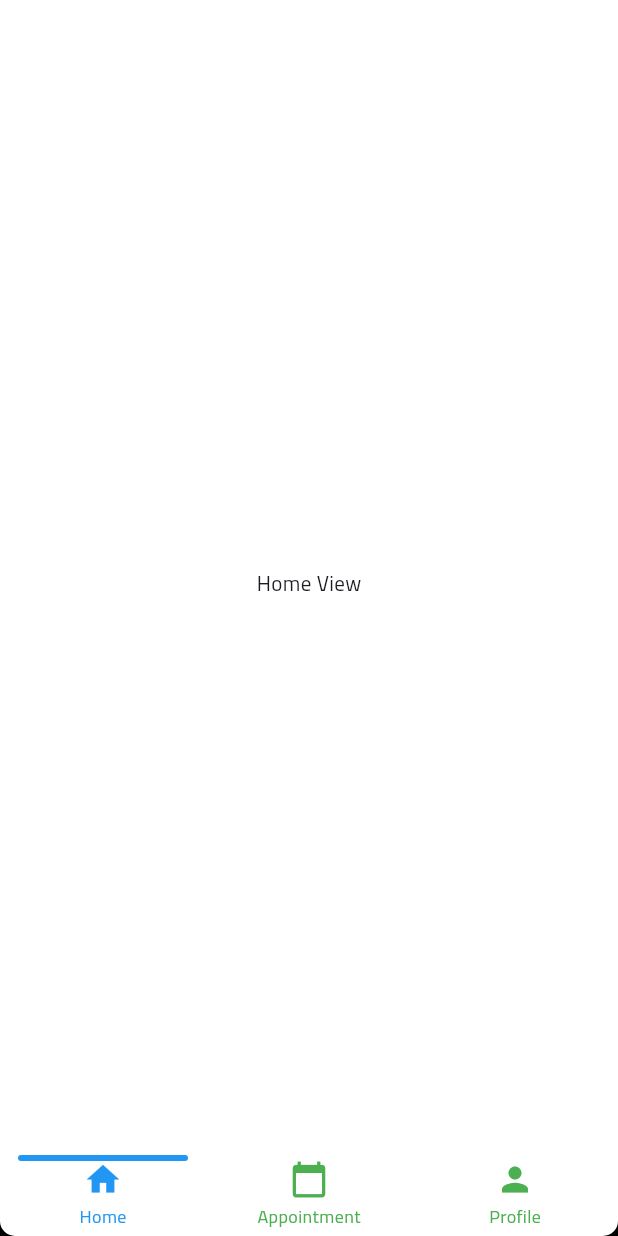
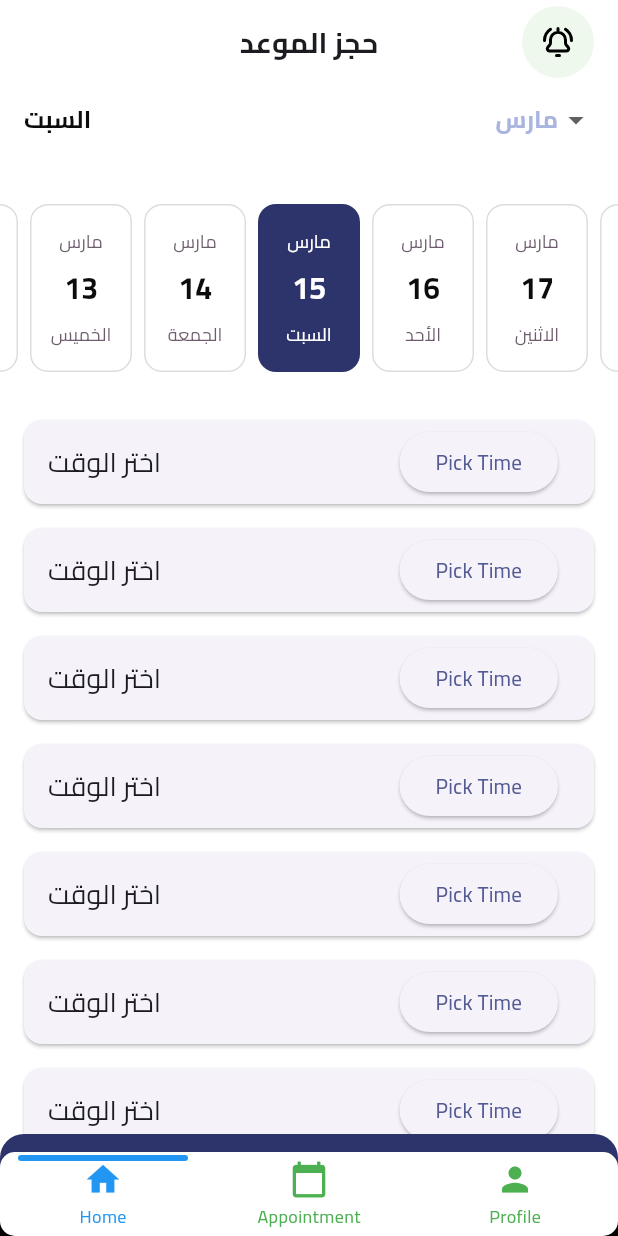
Before and after one commit to taher-fawaz/clinic, a Flutter app: the MainView screen opened by its route, on a phone screen of 412 x 824 dp. Run offline on Flutter 3.47's test engine with Material 3 defaults, Android fonts, the phone set to English and light mode, and no system bars; drawn by our look-alikes of easy_date_timeline, modal_progress_hud_nsn, persistent_bottom_nav_bar; our stand-ins replace bloc, cloud_firestore, dartz, dots_indicator, equatable, firebase_auth and 7 more; missing offline and left inert: flutter_facebook_auth; accounts and stored records are empty; network calls fail; project files that could hold a hidden picture were left out.

Commit message:
build medical examination

```diff
--- a/lib/core/services/get_it_service.dart
+++ b/lib/core/services/get_it_service.dart
@@ -5,6 +5,7 @@ import 'package:clinic/features/auth/data/repos/auth_repo_impl.dart';
 import 'package:clinic/features/auth/domain/repos/auth_repo.dart';
 import 'package:get_it/get_it.dart';
 
+import '../../features/Medical_examination_time/data/repo/medical_examonation_time_repo.dart';
 import '../../features/booking/data/repos/repo.dart';
 
 final getIt = GetIt.instance;
@@ -28,4 +29,8 @@ void setupGetit() {
     getIt.registerLazySingleton<FirebaseBookingRepo>(
         () => FirebaseBookingRepo());
   }
+  if (!getIt.isRegistered<FirebaseMedicalExaminationTimeRepo>()) {
+    getIt.registerLazySingleton<FirebaseMedicalExaminationTimeRepo>(
+            () => FirebaseMedicalExaminationTimeRepo()); // Ensure this is a valid implementation
+  }
 }
--- a/lib/core/utils/app_colors.dart
+++ b/lib/core/utils/app_colors.dart
@@ -5,4 +5,6 @@ abstract class AppColors {
   static const Color lightPrimaryColor = Color(0xFF7886C7);
   static const Color secondaryColor = Color(0xFFEFB036);
   static const Color lightSecondaryColor = Color(0xFFA9B5DF);
+  static const Color white = Colors.white;
+  static const Color black = Colors.black;
 }
--- /dev/null
+++ b/lib/features/Medical_examination_time/domain/repo.dart
@@ -0,0 +1,3 @@
+abstract class MedicalExaminationTimeRepo{
+  saveTasks(List<String> tasksTime,context,DateTime selectedDate);
+}
--- /dev/null
+++ b/lib/features/Medical_examination_time/presentation/cubits/medical_examination_time_cubit.dart
@@ -0,0 +1,54 @@
+import 'package:bloc/bloc.dart';
+import 'package:flutter/material.dart';
+import 'package:meta/meta.dart';
+
+import '../../data/repo/medical_examonation_time_repo.dart';
+
+part 'medical_examination_time_state.dart';
+
+class MedicalExaminationTimeCubit extends Cubit<MedicalExaminationTimeState> {
+
+  MedicalExaminationTimeCubit(this.firebaseMedicalExaminationTimeRepo) : super(MedicalExaminationTimeInitial());
+  FirebaseMedicalExaminationTimeRepo firebaseMedicalExaminationTimeRepo;
+  List<TimeOfDay> selectedTimes = List.generate(10, (index) => TimeOfDay.now());
+  List<bool> chooseTIME = List.generate(10, (index) => true);
+
+
+  // Future<void> createSelectTime(List<String> tasksTime, BuildContext context, DateTime selectedDate) async {
+  //   try {
+  //     emit(MedicalExaminationTimeLoading());
+  //     final result = await firebaseMedicalExaminationTimeRepo.saveTasks(tasksTime, context,selectedDate);
+  //     emit(MedicalExaminationTimeSuccess());
+  //   } catch (e) {
+  //     emit(MedicalExaminationTimeFailure("Unexpected error: $e"));
+  //   }
+  // }
+
+  Future<void> selectTime(BuildContext context, int index) async {
+    final TimeOfDay? picked = await showTimePicker(
+      context: context,
+      initialTime: selectedTimes[index],
+    );
+    if (picked != null) {
+        selectedTimes[index] = picked;
+        chooseTIME[index] =false;
+      emit(MedicalExaminationTimeUpdated(selectedTimes, chooseTIME));
+    }
+  }
+
+  Future<void> saveTime(context,DateTime selectedDate) async {
+    emit(MedicalExaminationTimeLoading());
+    try{
+      List<String> formattedTimes = selectedTimes.asMap().entries.map((entry) {
+        int index = entry.key;
+        TimeOfDay time = entry.value;
+
+        return chooseTIME[index] ? "" : time.format(context); // Save empty string if not chosen
+      }).toList();
+      firebaseMedicalExaminationTimeRepo.saveTasks(formattedTimes, context, selectedDate);
+      emit(MedicalExaminationTimeSuccess());
+    }catch(e){
+      emit(MedicalExaminationTimeFailure("Failed to save times: $e"));
+    }
+    }
+}
--- /dev/null
+++ b/lib/features/Medical_examination_time/presentation/cubits/medical_examination_time_state.dart
@@ -0,0 +1,20 @@
+part of 'medical_examination_time_cubit.dart';
+
+@immutable
+sealed class MedicalExaminationTimeState {}
+
+final class MedicalExaminationTimeInitial extends MedicalExaminationTimeState {}
+final class MedicalExaminationTimeLoading extends MedicalExaminationTimeState {}
+final class MedicalExaminationTimeSuccess extends MedicalExaminationTimeState {}
+final class MedicalExaminationTimeFailure extends MedicalExaminationTimeState {
+  final String message;
+
+  MedicalExaminationTimeFailure(this.message);
+}
+
+class MedicalExaminationTimeUpdated extends MedicalExaminationTimeState {
+  final List<TimeOfDay> selectedTimes;
+  final List<bool> chooseTIME;
+
+  MedicalExaminationTimeUpdated(this.selectedTimes, this.chooseTIME);
+}
--- /dev/null
+++ b/lib/features/Medical_examination_time/presentation/views/MedicalExaminationTimeView.dart
@@ -0,0 +1,63 @@
+import 'package:clinic/features/Medical_examination_time/presentation/views/widgets/MedicalExaminationTimeBlocConsumer.dart';
+import 'package:cloud_firestore/cloud_firestore.dart';
+import 'package:easy_date_timeline/easy_date_timeline.dart';
+import 'package:flutter/material.dart';
+import 'package:flutter_bloc/flutter_bloc.dart';
+
+import '../../../../core/services/get_it_service.dart';
+import '../../../../core/widgets/custom_app_bar.dart';
+import '../../data/repo/medical_examonation_time_repo.dart';
+import '../cubits/medical_examination_time_cubit.dart';
+
+class MedicalExaminationTimeView extends StatefulWidget {
+
+  @override
+  State<MedicalExaminationTimeView> createState() => _MedicalExaminationTimeViewState();
+}
+
+class _MedicalExaminationTimeViewState extends State<MedicalExaminationTimeView> {
+
+  List<String> tasks = [];
+
+  @override
+  void initState() {
+    super.initState();
+    fetchTodayTasks();
+  }
+
+  void fetchTodayTasks() async {
+    List<String> loadedTasks = await getTasksForToday();
+    setState(() {
+      tasks = loadedTasks;
+    });
+  }
+
+  Future<List<String>> getTasksForToday() async {
+    DateTime now = DateTime.now();
+    String todayDate = "${now.year}-${now.month}-${now.day}";
+
+    DocumentSnapshot doc = await FirebaseFirestore.instance.collection('tasksByDate').doc(todayDate).get();
+
+    if (doc.exists) {
+      return List<String>.from(doc['tasks']);
+    } else {
+      print("❌ No tasks found for $todayDate");
+      return [];
+    }
+  }
+
+  @override
+  Widget build(BuildContext context) {
+    return BlocProvider(
+      create: (context) => MedicalExaminationTimeCubit(
+        getIt.get<FirebaseMedicalExaminationTimeRepo>(),
+      ),
+        child: Scaffold(
+          appBar: CustomBuildAppBar(context,
+              title: "حجز الموعد", showBackButton: false),
+          body:MedicalExaminationTimeBlocConsumer(),
+
+          ),
+        );
+  }
+}
--- /dev/null
+++ b/lib/features/Medical_examination_time/presentation/views/widgets/MedicalExaminationTimeBlocConsumer.dart
@@ -0,0 +1,41 @@
+import 'package:flutter/cupertino.dart';
+import 'package:flutter/material.dart';
+import 'package:flutter_bloc/flutter_bloc.dart';
+
+import '../../../../../core/helper_functions/build_error_bar.dart';
+import '../../../../../core/widgets/custom_progress_hud.dart';
+import '../../../../booking/presentation/views/actionConfirm.dart';
+import '../../cubits/medical_examination_time_cubit.dart';
+import 'MedicalExaminationTimeBody.dart';
+
+class MedicalExaminationTimeBlocConsumer extends StatefulWidget {
+  const MedicalExaminationTimeBlocConsumer({super.key});
+
+  @override
+  State<MedicalExaminationTimeBlocConsumer> createState() => _MedicalExaminationTimeBlocConsumerState();
+}
+
+class _MedicalExaminationTimeBlocConsumerState extends State<MedicalExaminationTimeBlocConsumer> {
+  @override
+  Widget build(BuildContext context) {
+    return BlocConsumer<MedicalExaminationTimeCubit, MedicalExaminationTimeState>(
+      listener: (context, state){
+        if (state is MedicalExaminationTimeSuccess) {
+          Navigator.push(
+            context,
+            MaterialPageRoute(builder: (context) => ActionConfirm()),
+          );
+        }
+        if (state is MedicalExaminationTimeFailure) {
+          showBar(context, state.message);
+        }
+      },
+        builder: (context, state) {
+      return CustomProgressHud(
+        isLoading: state is MedicalExaminationTimeLoading,
+        child: MedicalExaminationTimeBody(),
+      );
+    },
+    );
+  }
+}
--- /dev/null
+++ b/lib/features/Medical_examination_time/presentation/views/widgets/MedicalExaminationTimeBody.dart
@@ -0,0 +1,91 @@
+import 'package:easy_date_timeline/easy_date_timeline.dart';
+import 'package:flutter/material.dart';
+import 'package:flutter_bloc/flutter_bloc.dart';
+
+import '../../../../../core/utils/app_colors.dart';
+import '../../../../../core/utils/app_text_styles.dart';
+import '../../../../../core/widgets/custom_button.dart';
+import '../../cubits/medical_examination_time_cubit.dart';
+
+class MedicalExaminationTimeBody extends StatefulWidget {
+  DateTime? selectedDate;
+  MedicalExaminationTimeBody({super.key});
+
+  @override
+  State<MedicalExaminationTimeBody> createState() => _MedicalExaminationTimeBodyState();
+}
+
+class _MedicalExaminationTimeBodyState extends State<MedicalExaminationTimeBody> {
+
+@override
+  Widget build(BuildContext context) {
+    return SingleChildScrollView(
+          child: Column(
+            children: [
+              dateWidget(),
+              timeWidget(),
+              CustomButton(onPressed: () {
+                context.read<MedicalExaminationTimeCubit>().saveTime(context,widget.selectedDate??DateTime.now());
+
+                }
+                , text: "Save Time",),
+            ],
+          ),
+        )
+        ;
+  }
+  Widget dateWidget() {
+    return EasyDateTimeLine(
+      locale: "ar",
+      initialDate: DateTime.timestamp(),
+      activeColor: AppColors.primaryColor,
+      headerProps: EasyHeaderProps(
+        monthStyle: TextStyle(
+            fontSize: 16,
+            fontWeight: FontWeight.bold,
+            color: AppColors.lightSecondaryColor),
+      ),
+      dayProps: EasyDayProps(
+        todayStyle: DayStyle(
+            decoration: BoxDecoration(
+              color: Colors.blueGrey.withAlpha(20),
+              borderRadius: BorderRadius.circular(10),
+            ),
+            dayNumStyle: TextStyles.semiBold13),
+      ),
+      onDateChange: (value) {
+        print("Selected Date: $widget.selectedDate");
+        widget.selectedDate = value;
+      },
+    );
+  }
+  Widget timeWidget(){
+    return   SizedBox(height:500,
+      child: ListView.builder(
+        padding: EdgeInsets.all(16),
+        itemCount: 10,
+        itemBuilder: (context, index) {
+          return Card(
+            margin: EdgeInsets.symmetric(vertical: 8),
+            child: ListTile(
+              title: Text(context.read<MedicalExaminationTimeCubit>().chooseTIME[index]
+                  // widget.chooseTIME[index]
+                  ?
+              "اختر الوقت":"Time :${context.read<MedicalExaminationTimeCubit>().selectedTimes[index].format(context)
+                  // widget._selectedTimes[index].format(context)
+                } ",
+                  style: TextStyle(fontSize: 18)),
+              trailing: ElevatedButton(
+                onPressed: () {
+                  context.read<MedicalExaminationTimeCubit>().selectTime(context, index);
+                  setState(() {});
+                } ,
+                child: Text("Pick Time"),
+              ),
+            ),
+          );
+        },
+      ),
+    );
+  }
+}
--- a/lib/features/main_view/presentation/pages/main_view.dart
+++ b/lib/features/main_view/presentation/pages/main_view.dart
@@ -3,6 +3,7 @@ import 'package:clinic/features/profile/presentation/pages/profile_view.dart';
 import 'package:flutter/material.dart';
 import 'package:persistent_bottom_nav_bar/persistent_bottom_nav_bar.dart';
 
+import '../../../Medical_examination_time/presentation/views/MedicalExaminationTimeView.dart';
 import '../../../booking/presentation/views/booking_view.dart';
 
 class MainView extends StatelessWidget {
@@ -29,7 +30,7 @@ class MainView extends StatelessWidget {
 
   List<Widget> _buildScreens() {
     return [
-      const HomeView(),
+      MedicalExaminationTimeView(),
       const BookingView(),
       const ProfileView(),
     ];
--- a/pubspec.yaml
+++ b/pubspec.yaml
@@ -50,6 +50,7 @@ dependencies:
   flutter_bloc: ^9.0.0
   dartz: ^0.10.1
   image_picker: ^1.1.2
+  intl: ^0.19.0
 
 dev_dependencies:
   flutter_launcher_icons: "^0.14.3"
```
Also changed, not shown: lib/features/Medical_examination_time/data/repo/medical_examonation_time_repo.dart (added, +26 -0 lines), lib/features/booking/data/model/patient_model.dart (+4 -8 lines), lib/features/booking/data/repos/repo.dart (+49 -3 lines), lib/features/booking/domain/repos.dart (+4 -5 lines), lib/features/booking/presentation/views/widgets/stepper/steps/getTimeWidget.dart (added, +98 -0 lines), 1 other file.
